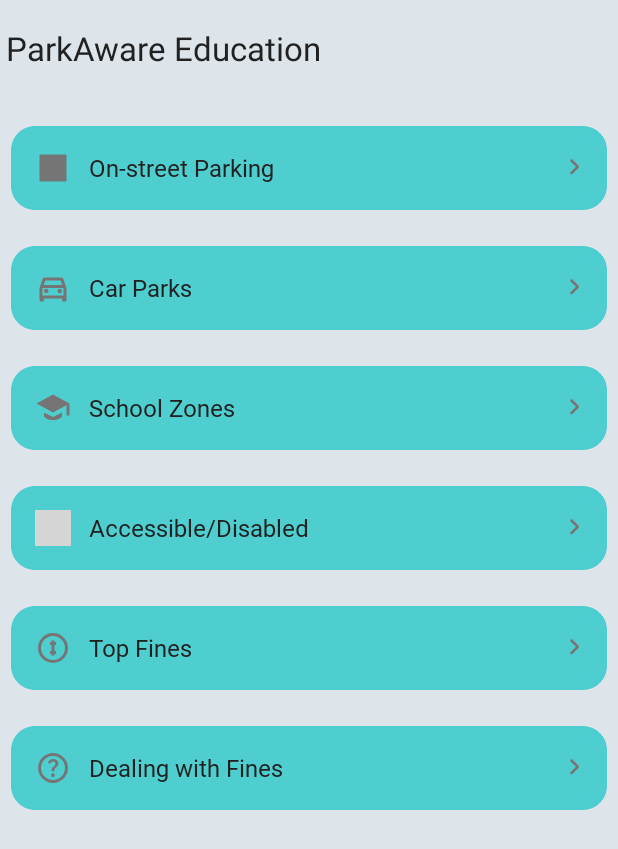
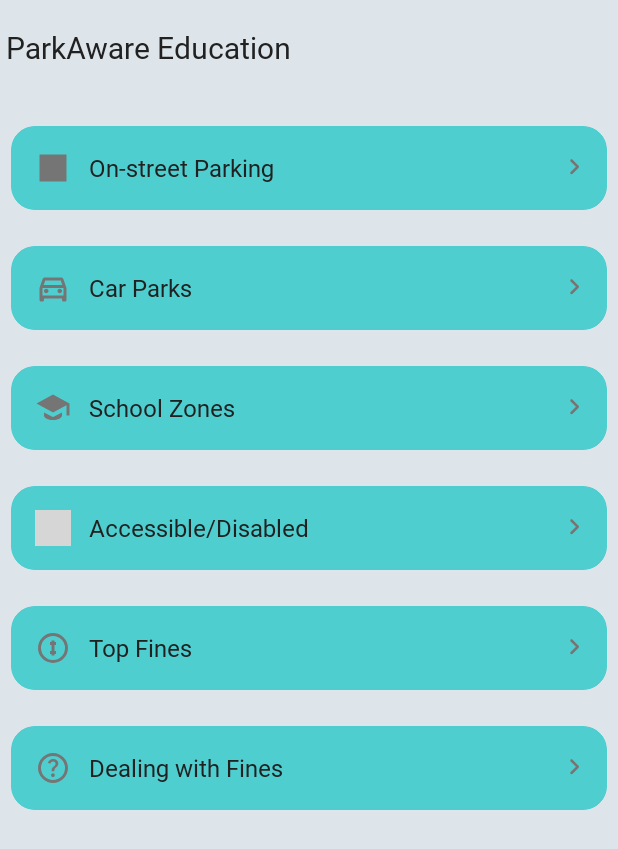
Before and after one commit to kilovativedesigns/ParkAware, an Android app: the fragment EducationFragment shown on its own in the app's theme, on a phone screen of 412 x 824 dp. Shown: the top 849 px of the screen. Run offline under Robolectric (Android 15) with nearby library versions, the phone set to English and light mode, and no system bars; grey boxes are pictures that could not be loaded.

Commit message:
Updated files.

```diff
--- a/Android/ParkAware/app/src/main/res/layout/fragment_education.xml
+++ b/Android/ParkAware/app/src/main/res/layout/fragment_education.xml
@@ -16,7 +16,8 @@
         android:background="@color/pa_background"
         app:contentInsetStart="0dp"
         app:title="ParkAware Education"
-        app:titleTextColor="?attr/colorOnSurface" />
+        app:titleTextColor="?attr/colorOnSurface"
+        app:titleTextAppearance="@style/ToolbarTitleRoboto" />
 
     <!-- Category list -->
     <androidx.recyclerview.widget.RecyclerView
--- a/Android/ParkAware/app/src/main/res/layout/fragment_sightings.xml
+++ b/Android/ParkAware/app/src/main/res/layout/fragment_sightings.xml
@@ -17,11 +17,11 @@
         android:layout_height="wrap_content"
         android:layout_marginTop="10dp"
         android:fontFamily="@font/roboto"
+        android:paddingLeft="10dp"
         android:paddingTop="0dp"
-        android:paddingLeft="10dp"
         android:text="Recent Sightings"
         android:textAlignment="textStart"
-        android:textColor="?attr/colorOnSurfaceVariant"
+        android:textColor="@color/dark_teal"
         android:textSize="20sp"
         android:textStyle="bold" />
 
--- a/Android/ParkAware/app/src/main/res/values/strings.xml
+++ b/Android/ParkAware/app/src/main/res/values/strings.xml
@@ -3,7 +3,7 @@
 
     <string name="app_name">ParkAware</string>
 
-    <string name="home"></string>
+    <string name="home">Home</string>
 
 
     <string name="warning_title">Welcome to the ParkAware Community</string>
--- a/Android/ParkAware/app/src/main/res/values/styles.xml
+++ b/Android/ParkAware/app/src/main/res/values/styles.xml
@@ -12,4 +12,8 @@
         <item name="cornerFamily">rounded</item>
         <item name="cornerSize">50%</item>
     </style>
+
+    <style name="ToolbarTitleRoboto" parent="@style/TextAppearance.Widget.AppCompat.Toolbar.Title">
+        <item name="fontFamily">@font/roboto</item> <!-- assumes you have res/font/roboto.ttf -->
+    </style>
 </resources>
```
Also changed, not shown: Android/ParkAware/app/src/main/java/com/kilovativedesigns/parkaware/ui/map/MapFragment.kt (line endings or trailing spaces).
